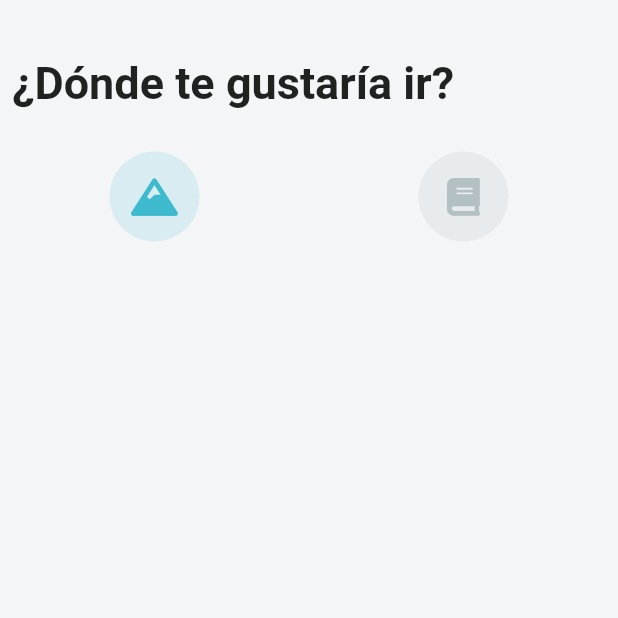
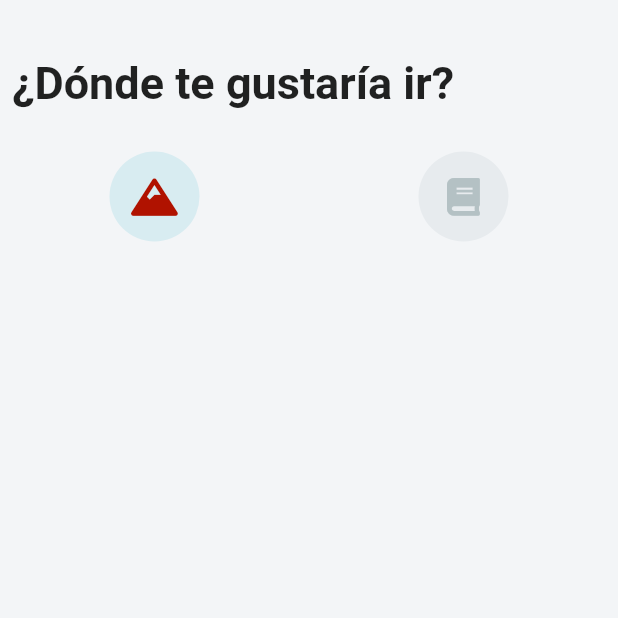
Before and after one commit to Edu-Maturana/certamen-2-maturana-reyes, a Flutter app: the screen it shows after launch, on a phone screen of 412 x 824 dp, the top half of it. Run offline on Flutter 3.47's test engine with Material 2 defaults, Android fonts, the phone set to English and light mode, and no system bars; our stand-ins replace font_awesome_flutter.

Commit message:
feat: set primary color

```diff
--- a/dam_c2_client/lib/main.dart
+++ b/dam_c2_client/lib/main.dart
@@ -15,7 +15,7 @@ class MyApp extends StatelessWidget {
       title: 'Viajes al Sur',
       debugShowCheckedModeBanner: false,
       theme: ThemeData(
-        primaryColor: Color(0xFF3EBACE),
+        primaryColor: Color.fromARGB(255, 176, 18, 0),
         accentColor: Color(0xFFD8ECF1),
         scaffoldBackgroundColor: Color(0xFFF3F5F7),
       ),
--- a/dam_c2_client/lib/screens/ProductsScreen.dart
+++ b/dam_c2_client/lib/screens/ProductsScreen.dart
@@ -23,6 +23,7 @@ class _TabsTourPageState extends State<TabsTourPage> {
                 'Lista de Tours',
                 style: TextStyle(fontSize: 20),
               ),
+              backgroundColor: Colors.red,
             ),
             Expanded(
               child: FutureBuilder(
```
Also changed, not shown: dam_c2_client/lib/screens/certamen.dart (+15 -0 lines).
